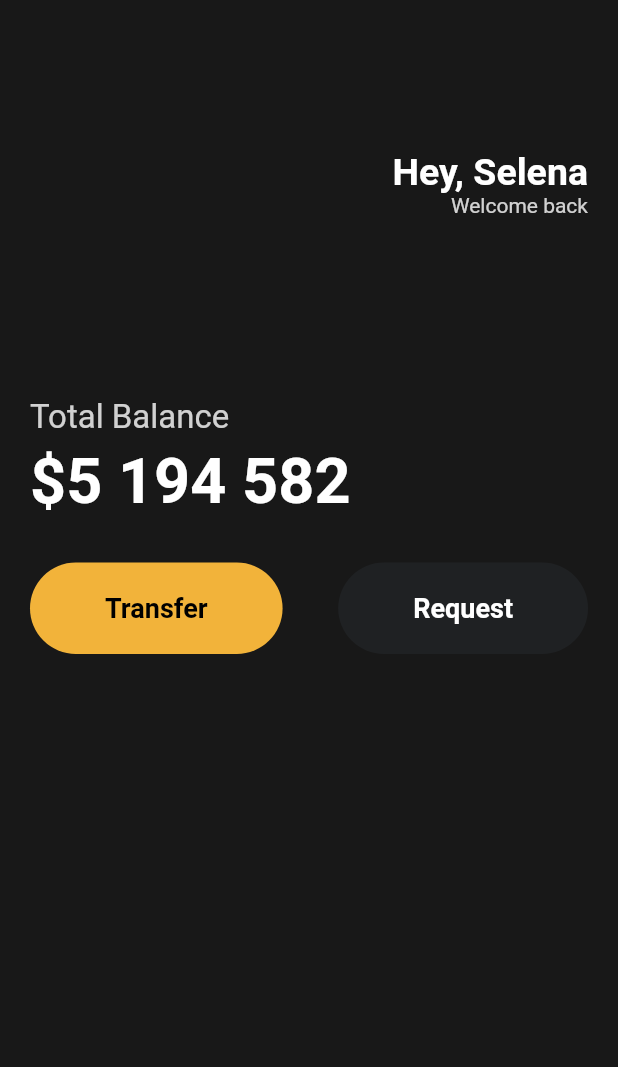
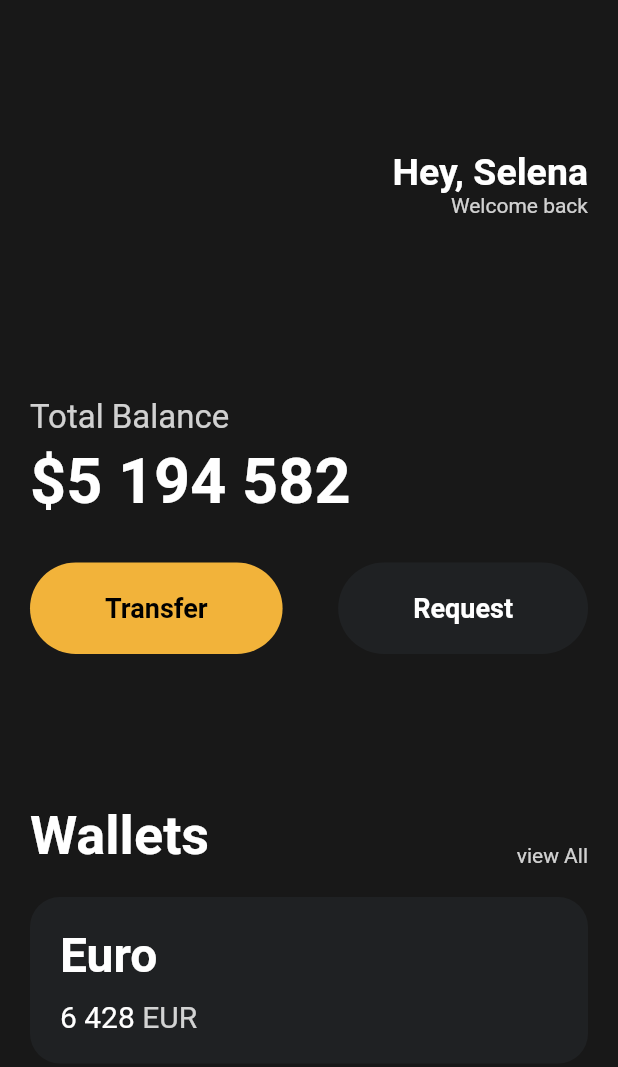
Before and after one commit to lunarmoon7/tooncha, a Flutter app: the screen it shows after launch, on a phone screen of 412 x 824 dp. Shown: the top 1067 px of the screen. Run offline on Flutter 3.47's test engine with Material 2 defaults, Android fonts, the phone set to English and light mode, and no system bars.

Commit message:
feat: Cards

```diff
--- a/lib/main.dart
+++ b/lib/main.dart
@@ -84,6 +84,77 @@
                     )
                   ],
                 ),
+                const SizedBox(
+                  height: 100,
+                ),
+                Row(
+                  mainAxisAlignment: MainAxisAlignment.spaceBetween,
+                  crossAxisAlignment: CrossAxisAlignment.end,
+                  children: [
+                    const Text(
+                      "Wallets",
+                      style: TextStyle(
+                        color: Colors.white,
+                        fontSize: 36,
+                        fontWeight: FontWeight.w600,
+                      ),
+                    ),
+                    Text(
+                      "view All",
+                      style: TextStyle(
+                        color: Colors.white.withOpacity(0.8),
+                      ),
+                    ),
+                  ],
+                ),
+                const SizedBox(
+                  height: 20,
+                ),
+                Container(
+                  decoration: BoxDecoration(
+                    color: const Color(0xFF1f2123),
+                    borderRadius: BorderRadius.circular(20),
+                  ),
+                  child: Padding(
+                    padding: const EdgeInsets.all(20.0),
+                    child: Row(children: [
+                      Column(
+                        crossAxisAlignment: CrossAxisAlignment.start,
+                        children: [
+                          const Text('Euro',
+                              style: TextStyle(
+                                  color: Colors.white,
+                                  fontSize: 32,
+                                  fontWeight: FontWeight.w600)),
+                          const SizedBox(
+                            height: 10,
+                          ),
+                          Row(
+                            children: [
+                              const Text(
+                                '6 428',
+                                style: TextStyle(
+                                  color: Colors.white,
+                                  fontSize: 20,
+                                ),
+                              ),
+                              const SizedBox(
+                                width: 5,
+                              ),
+                              Text(
+                                "EUR",
+                                style: TextStyle(
+                                  color: Colors.white.withOpacity(0.8),
+                                  fontSize: 20,
+                                ),
+                              )
+                            ],
+                          )
+                        ],
+                      ),
+                    ]),
+                  ),
+                )
               ],
             )),
       ),
```
